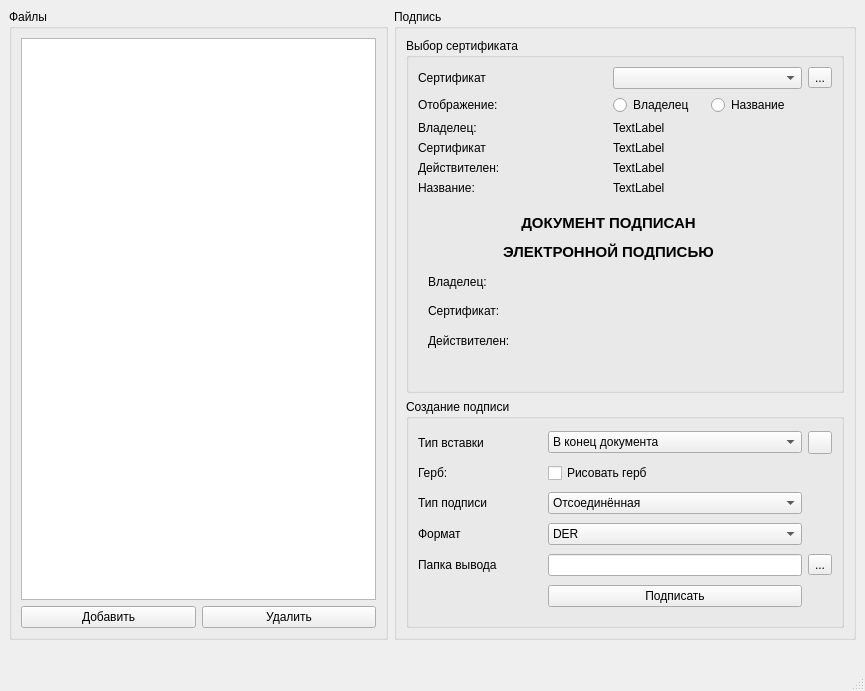
This is mainwindow.ui in AlexeyAleksandrov/CryptoSignDesktop as Qt 5 draws it before an edit. The edited form follows.
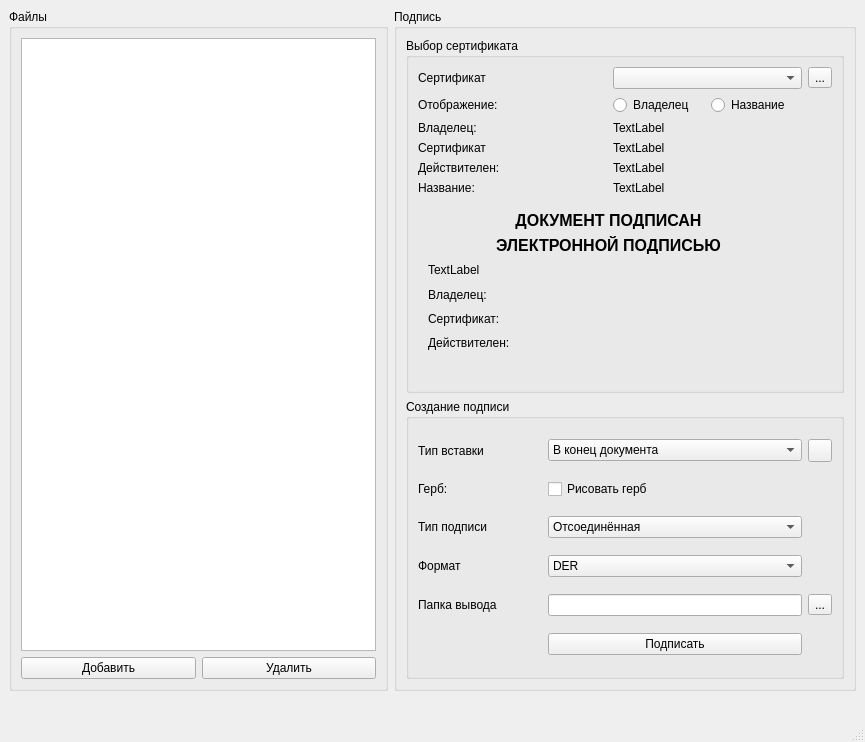
This is the edited form. Icons and pictures are not drawn. Custom widgets are drawn as their Qt base class.

Commit message: Доработан интерфейс для работы в Linux

```diff
--- a/mainwindow.ui
+++ b/mainwindow.ui
@@ -7,7 +7,7 @@
     <x>0</x>
     <y>0</y>
     <width>865</width>
-    <height>691</height>
+    <height>742</height>
    </rect>
   </property>
   <property name="windowTitle">
@@ -381,7 +381,7 @@
                <widget class="QLabel" name="label">
                 <property name="font">
                  <font>
-                  <pointsize>11</pointsize>
+                  <pointsize>12</pointsize>
                   <bold>true</bold>
                  </font>
                 </property>
@@ -393,18 +393,11 @@
                 </property>
                </widget>
               </item>
-              <item row="3" column="0">
-               <widget class="QLabel" name="label_priviewCertificate">
-                <property name="text">
-                 <string>Сертификат:</string>
-                </property>
-               </widget>
-              </item>
               <item row="1" column="0">
                <widget class="QLabel" name="label_2">
                 <property name="font">
                  <font>
-                  <pointsize>11</pointsize>
+                  <pointsize>12</pointsize>
                   <bold>true</bold>
                  </font>
                 </property>
@@ -416,17 +409,51 @@
                 </property>
                </widget>
               </item>
-              <item row="2" column="0">
+              <item row="5" column="0">
+               <widget class="QLabel" name="label_priviewDateFromTo">
+                <property name="font">
+                 <font>
+                  <pointsize>9</pointsize>
+                 </font>
+                </property>
+                <property name="text">
+                 <string>Действителен:</string>
+                </property>
+               </widget>
+              </item>
+              <item row="3" column="0">
                <widget class="QLabel" name="label_priviewOwner">
+                <property name="font">
+                 <font>
+                  <pointsize>9</pointsize>
+                 </font>
+                </property>
                 <property name="text">
                  <string>Владелец:</string>
                 </property>
                </widget>
               </item>
               <item row="4" column="0">
-               <widget class="QLabel" name="label_priviewDateFromTo">
+               <widget class="QLabel" name="label_priviewCertificate">
+                <property name="font">
+                 <font>
+                  <pointsize>9</pointsize>
+                 </font>
+                </property>
                 <property name="text">
-                 <string>Действителен:</string>
+                 <string>Сертификат:</string>
+                </property>
+               </widget>
+              </item>
+              <item row="2" column="0">
+               <widget class="QLabel" name="label_priviewSimple">
+                <property name="font">
+                 <font>
+                  <pointsize>9</pointsize>
+                 </font>
+                </property>
+                <property name="text">
+                 <string>TextLabel</string>
                 </property>
                </widget>
               </item>
```
The commit also changes 1 other file.
